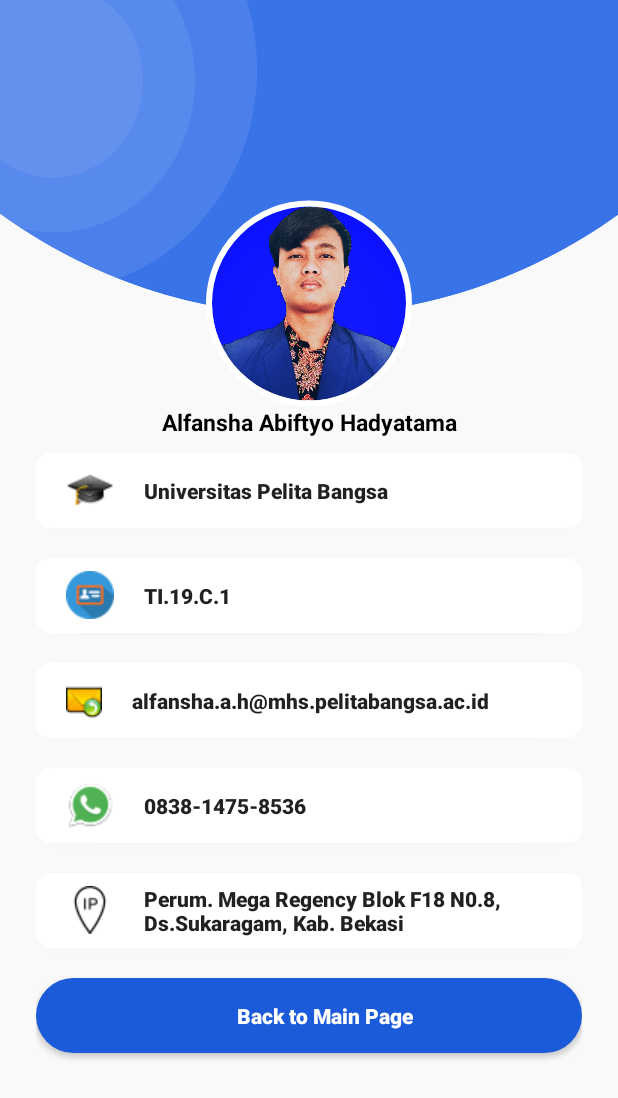
After one commit to alfanshaabif/RecyclerView_PemrogramanMobile, an Android app: the Profile screen opened directly, with no data from a screen before it, on a phone screen of 412 x 824 dp. The commit adds this screen. Shown: the top 1098 px of the screen. Run offline under Robolectric (Android 15) with nearby library versions, the phone set to English and light mode, and no system bars; our stand-ins replace CircleImageView.

Commit message:
RecyclerView APP

```diff
--- a/app/build.gradle
+++ b/app/build.gradle
@@ -46,4 +46,7 @@ dependencies {
     androidTestImplementation 'androidx.test.espresso:espresso-core:3.4.0'
     //Implementasi Recyclerview
     implementation 'androidx.recyclerview:recyclerview:1.2.1'
+
+    //circular image
+    implementation 'de.hdodenhof:circleimageview:3.1.0'
 }
--- a/app/src/main/java/com/alfanshaabif/recyclerview/MainActivity.kt
+++ b/app/src/main/java/com/alfanshaabif/recyclerview/MainActivity.kt
@@ -1,8 +1,11 @@
 package com.alfanshaabif.recyclerview
 
 import android.app.Dialog
+import android.content.Intent
 import androidx.appcompat.app.AppCompatActivity
 import android.os.Bundle
+import android.view.Menu
+import android.view.MenuItem
 import android.view.Window
 import android.widget.Button
 import android.widget.ImageView
@@ -19,13 +22,59 @@ class MainActivity : AppCompatActivity() {
         setContentView(binding.root)
 
         val listPemain = ArrayList<Pemain>()
-        listPemain.add(Pemain("Thibaut Courtois",R.drawable.courtois,"Penjaga Gawang","2.00 m","Bree (Belgia)","11 Mei 1992"))
-        listPemain.add(Pemain("Karim Benzema",R.drawable.benzema,"Penyerang","1,85 m","Lyon (Perancis)","19 Desember 1987"))
-        listPemain.add(Pemain("Marcelo Vieira da Silva",R.drawable.marcello,"Belakang","1,74 m","Rio de Janeiro (Brasil)","12 Mei 1988"))
-        listPemain.add(Pemain("Sergio Ramos García",R.drawable.ramos,"Belakang","1,84 m","Camas (Sevilla)","30 Maret 1986"))
-        listPemain.add(Pemain("Zinedine Yazid Zidane",R.drawable.zidan,"Pelatih","1,85 m","Marseille (Prancis)","23 Juni 1972"))
+        listPemain.add(
+            Pemain(
+                "Thibaut Courtois",
+                R.drawable.courtois,
+                "Penjaga Gawang",
+                "2.00 m",
+                "Bree (Belgia)",
+                "11 Mei 1992"
+            )
+        )
+        listPemain.add(
+            Pemain(
+                "Karim Benzema",
+                R.drawable.benzema,
+                "Penyerang",
+                "1,85 m",
+                "Lyon (Perancis)",
+                "19 Desember 1987"
+            )
+        )
+        listPemain.add(
+            Pemain(
+                "Marcelo Vieira da Silva",
+                R.drawable.marcello,
+                "Belakang",
+                "1,74 m",
+                "Rio de Janeiro (Brasil)",
+                "12 Mei 1988"
+            )
+        )
+        listPemain.add(
+            Pemain(
+                "Sergio Ramos García",
+                R.drawable.ramos,
+                "Belakang",
+                "1,84 m",
+                "Camas (Sevilla)",
+                "30 Maret 1986"
+            )
+        )
+        listPemain.add(
+            Pemain(
+                "Zinedine Yazid Zidane",
+                R.drawable.zidan,
+                "Pelatih",
+                "1,85 m",
+                "Marseille (Prancis)",
+                "23 Juni 1972"
+            )
+        )
 
-        binding.list.adapter = AdapterTeamBola(this,listPemain,object : AdapterTeamBola.OnClickListener {
+        binding.list.adapter =
+            AdapterTeamBola(this, listPemain, object : AdapterTeamBola.OnClickListener {
                 override fun detailData(item: Pemain?) {
                     Dialog(this@MainActivity).apply {
                         requestWindowFeature(Window.FEATURE_NO_TITLE)
@@ -41,7 +90,7 @@ class MainActivity : AppCompatActivity() {
                         val tgllahir = this.findViewById<TextView>(R.id.txtTanggalLahir)
                         val btn = this.findViewById<Button>(R.id.btnClose)
 
-                    image.setImageResource(item?.foto ?:0)
+                        image.setImageResource(item?.foto ?: 0)
                         nama.text = "${item?.nama}"
                         posisi.text = "${item?.posisi}"
                         tinggi.text = "${item?.tinggi}"
@@ -58,4 +107,24 @@ class MainActivity : AppCompatActivity() {
 
             })
     }
+
+    override fun onCreateOptionsMenu(menu: Menu?): Boolean {
+        menuInflater.inflate(R.menu.menu_main, menu)
+        return super.onCreateOptionsMenu(menu)
     }
+
+    override fun onOptionsItemSelected(item: MenuItem): Boolean {
+        setMode(item.itemId)
+        return super.onOptionsItemSelected(item)
+    }
+
+    private fun setMode(selectedMode : Int) {
+        when (selectedMode) {
+            R.id.myprofile -> {
+                val intent = Intent(this,Profile::class.java)
+                startActivity(intent)
+            }
+        }
+    }
+
+}
--- /dev/null
+++ b/app/src/main/java/com/alfanshaabif/recyclerview/Profile.kt
@@ -0,0 +1,21 @@
+package com.alfanshaabif.recyclerview
+
+import android.content.Intent
+import androidx.appcompat.app.AppCompatActivity
+import android.os.Bundle
+import com.alfanshaabif.recyclerview.databinding.ActivityProfileBinding
+
+class Profile : AppCompatActivity() {
+    private lateinit var binding :ActivityProfileBinding
+    override fun onCreate(savedInstanceState: Bundle?) {
+        super.onCreate(savedInstanceState)
+        binding = ActivityProfileBinding.inflate(layoutInflater)
+        setContentView(binding.root)
+
+        binding.btnback.setOnClickListener {
+            val intent = Intent(this,MainActivity::class.java)
+            startActivity(intent)
+            finish()
+        }
+    }
+}
--- /dev/null
+++ b/app/src/main/res/drawable/background_blue.xml
@@ -0,0 +1,12 @@
+<?xml version="1.0" encoding="utf-8"?>
+<selector xmlns:android="http://schemas.android.com/apk/res/android">
+
+    <item>
+        <shape android:shape="rectangle" >
+            <corners android:radius="50dp" />
+            <solid android:color="#1B5BDA" />
+        </shape>
+
+    </item>
+
+</selector>
--- /dev/null
+++ b/app/src/main/res/drawable/background_btn.xml
@@ -0,0 +1,12 @@
+<?xml version="1.0" encoding="utf-8"?>
+<selector xmlns:android="http://schemas.android.com/apk/res/android">
+
+    <item>
+        <shape android:shape="rectangle" >
+            <corners android:radius="10dp" />
+            <solid android:color="#ffffff" />
+        </shape>
+
+    </item>
+
+</selector>
--- /dev/null
+++ b/app/src/main/res/layout/activity_profile.xml
@@ -0,0 +1,182 @@
+<?xml version="1.0" encoding="utf-8"?>
+<androidx.constraintlayout.widget.ConstraintLayout xmlns:android="http://schemas.android.com/apk/res/android"
+    xmlns:app="http://schemas.android.com/apk/res-auto"
+    xmlns:tools="http://schemas.android.com/tools"
+    android:layout_width="match_parent"
+    android:layout_height="match_parent"
+    android:background="#1DECECEC"
+    tools:context=".Profile">
+
+    <ScrollView
+        android:layout_width="match_parent"
+        android:layout_height="match_parent" >
+        <LinearLayout
+            android:layout_width="match_parent"
+            android:layout_height="wrap_content" >
+
+            <androidx.constraintlayout.widget.ConstraintLayout
+                android:layout_width="match_parent"
+                android:layout_height="match_parent" >
+
+                <ImageView
+                    android:id="@+id/imageTop"
+                    android:layout_width="wrap_content"
+                    android:layout_height="210dp"
+                    app:srcCompat = "@drawable/ic_top"
+                    android:scaleType="fitXY"
+                    app:layout_constraintEnd_toEndOf="parent"
+                    app:layout_constraintStart_toStartOf="parent"
+                    app:layout_constraintTop_toTopOf="parent"
+                    app:layout_constraintHorizontal_bias="0.0"
+                    />
+
+                <de.hdodenhof.circleimageview.CircleImageView
+                    android:id="@+id/imgPhoto"
+                    android:layout_width="137dp"
+                    android:layout_height="164dp"
+                    android:src="@drawable/photo"
+                    app:layout_constraintBottom_toBottomOf="@+id/imageTop"
+                    app:layout_constraintEnd_toEndOf="parent"
+                    app:layout_constraintStart_toStartOf="parent"
+                    app:layout_constraintTop_toBottomOf="@+id/imageTop"
+                    app:civ_border_width="4dp"
+                    app:civ_border_color="#fff"
+                    android:paddingBottom="15dp"
+                    />
+
+                <TextView
+                    android:id="@+id/textName"
+                    android:layout_width="wrap_content"
+                    android:layout_height="wrap_content"
+                    android:text="Alfansha Abiftyo Hadyatama"
+                    app:layout_constraintStart_toStartOf="@+id/imgPhoto"
+                    app:layout_constraintEnd_toEndOf="@+id/imgPhoto"
+                    app:layout_constraintBottom_toBottomOf="@+id/imgPhoto"
+                    android:textSize="15sp"
+                    android:textStyle="bold"
+                    android:textColor="@color/black"
+                    />
+
+
+                <LinearLayout
+                    android:layout_width="match_parent"
+                    android:layout_height="wrap_content"
+                    android:layout_marginStart="24dp"
+                    android:layout_marginEnd="24dp"
+                    android:orientation="vertical"
+                    app:layout_constraintBottom_toBottomOf="parent"
+                    app:layout_constraintEnd_toEndOf="parent"
+                    app:layout_constraintStart_toStartOf="parent"
+                    app:layout_constraintTop_toBottomOf="@+id/textName">
+
+                 <Button
+                     android:id="@+id/btn1"
+                     android:layout_width="match_parent"
+                     android:layout_height="50dp"
+                     android:layout_marginTop="10dp"
+                     android:layout_marginBottom="10dp"
+                     android:background="@drawable/background_btn"
+                     android:drawableStart="@drawable/ic1"
+                     android:text="Universitas Pelita Bangsa"
+                     android:textAllCaps="false"
+                     android:textAlignment="viewStart"
+                     android:paddingStart="20dp"
+                     android:textStyle="bold"
+                     android:drawablePadding="20dp"
+                     android:elevation="3dp" />
+
+                    <Button
+                        android:id="@+id/btn2"
+                        android:layout_width="match_parent"
+                        android:layout_height="50dp"
+                        android:layout_marginTop="10dp"
+                        android:layout_marginBottom="10dp"
+                        android:background="@drawable/background_btn"
+                        android:drawableStart="@drawable/ic3"
+                        android:text="TI.19.C.1"
+                        android:textAllCaps="false"
+                        android:textAlignment="viewStart"
+                        android:paddingStart="20dp"
+                        android:textStyle="bold"
+                        android:drawablePadding="20dp"
+                        android:elevation="3dp" />
+
+                    <Button
+                        android:id="@+id/btn3"
+                        android:layout_width="match_parent"
+                        android:layout_height="50dp"
+                        android:layout_marginTop="10dp"
+                        android:layout_marginBottom="10dp"
+                        android:background="@drawable/background_btn"
+                        android:drawableStart="@drawable/ic2"
+                        android:text="alfansha.a.h@mhs.pelitabangsa.ac.id"
+                        android:textAllCaps="false"
+                        android:textAlignment="viewStart"
+                        android:paddingStart="20dp"
+                        android:textStyle="bold"
+                        android:drawablePadding="20dp"
+                        android:elevation="3dp" />
+
+                    <Button
+                        android:id="@+id/btn4"
+                        android:layout_width="match_parent"
+                        android:layout_height="50dp"
+                        android:layout_marginTop="10dp"
+                        android:layout_marginBottom="10dp"
+                        android:background="@drawable/background_btn"
+                        android:drawableStart="@drawable/ic5"
+                        android:text="0838-1475-8536"
+                        android:textAllCaps="false"
+                        android:textAlignment="viewStart"
+                        android:paddingStart="20dp"
+                        android:textStyle="bold"
+                        android:drawablePadding="20dp"
+                        android:elevation="3dp" />
+
+                    <Button
+                        android:id="@+id/btn5"
+                        android:layout_width="match_parent"
+                        android:layout_height="50dp"
+                        android:layout_marginTop="10dp"
+                        android:layout_marginBottom="10dp"
+                        android:background="@drawable/background_btn"
+                        android:drawableStart="@drawable/ic4"
+                        android:text="Perum. Mega Regency Blok F18 N0.8, Ds.Sukaragam, Kab. Bekasi"
+                        android:textAllCaps="false"
+                        android:textAlignment="viewStart"
+                        android:paddingStart="20dp"
+                        android:textStyle="bold"
+                        android:drawablePadding="20dp"
+                        android:elevation="3dp" />
+
+
+                    <Button
+                        android:id="@+id/btnback"
+                        android:layout_width="match_parent"
+                        android:layout_height="50dp"
+                        android:layout_marginTop="10dp"
+                        android:layout_marginBottom="10dp"
+                        android:background="@drawable/background_blue"
+                        android:text="Back to Main Page"
+                        android:textAllCaps="false"
+                        android:textColor="#ffffff"
+                        android:paddingStart="20dp"
+                        android:textStyle="bold"
+                        android:drawablePadding="20dp"
+                        android:elevation="3dp" />
+
+
+                </LinearLayout>
+
+
+
+
+            </androidx.constraintlayout.widget.ConstraintLayout>
+
+
+        </LinearLayout>
+
+
+    </ScrollView>
+
+</androidx.constraintlayout.widget.ConstraintLayout>
--- /dev/null
+++ b/app/src/main/res/menu/menu_main.xml
@@ -0,0 +1,11 @@
+<?xml version="1.0" encoding="utf-8"?>
+<menu xmlns:android="http://schemas.android.com/apk/res/android"
+    xmlns:app="http://schemas.android.com/apk/res-auto">
+
+    <item
+        android:id="@+id/myprofile"
+        android:title="My Profile"
+        android:orderInCategory="100"
+        />
+
+</menu>
```
Also changed, not shown: app/src/main/AndroidManifest.xml (+10 -5 lines), app/src/main/res/drawable/ic1.png (added), app/src/main/res/drawable/ic2.png (added), app/src/main/res/drawable/ic3.png (added), app/src/main/res/drawable/ic4.png (added), app/src/main/res/drawable/ic5.png (added), app/src/main/res/drawable/ic_top.png (added), app/src/main/res/drawable/photo.png (added). Lines whose indentation alone changed are shown as unchanged.
